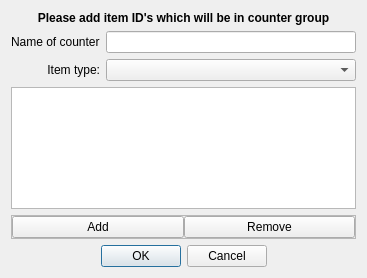
WohlSoft/Moondust-Project, file Editor/tools/debugger/custom_counter_gui.ui: the form before one commit.
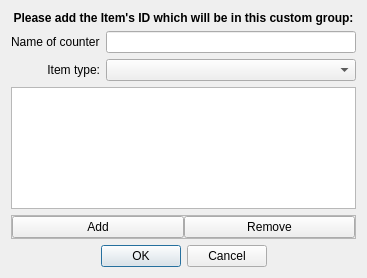
The form after the commit. Icons and pictures are not drawn.

What changed in the file:
```diff
--- a/Editor/tools/debugger/custom_counter_gui.ui
+++ b/Editor/tools/debugger/custom_counter_gui.ui
@@ -39,7 +39,7 @@
       </font>
      </property>
      <property name="text">
-      <string>Please add item ID's which will be in counter group</string>
+      <string>Please add the Item's ID which will be in this custom group:</string>
      </property>
      <property name="alignment">
       <set>Qt::AlignHCenter|Qt::AlignTop</set>
```
